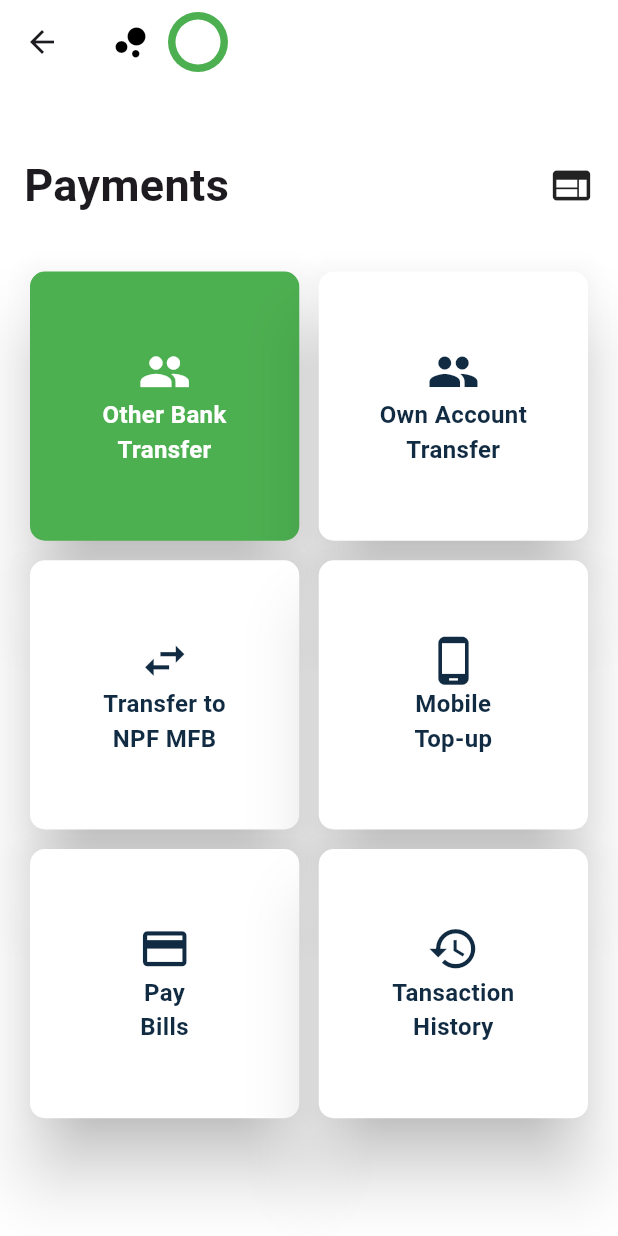
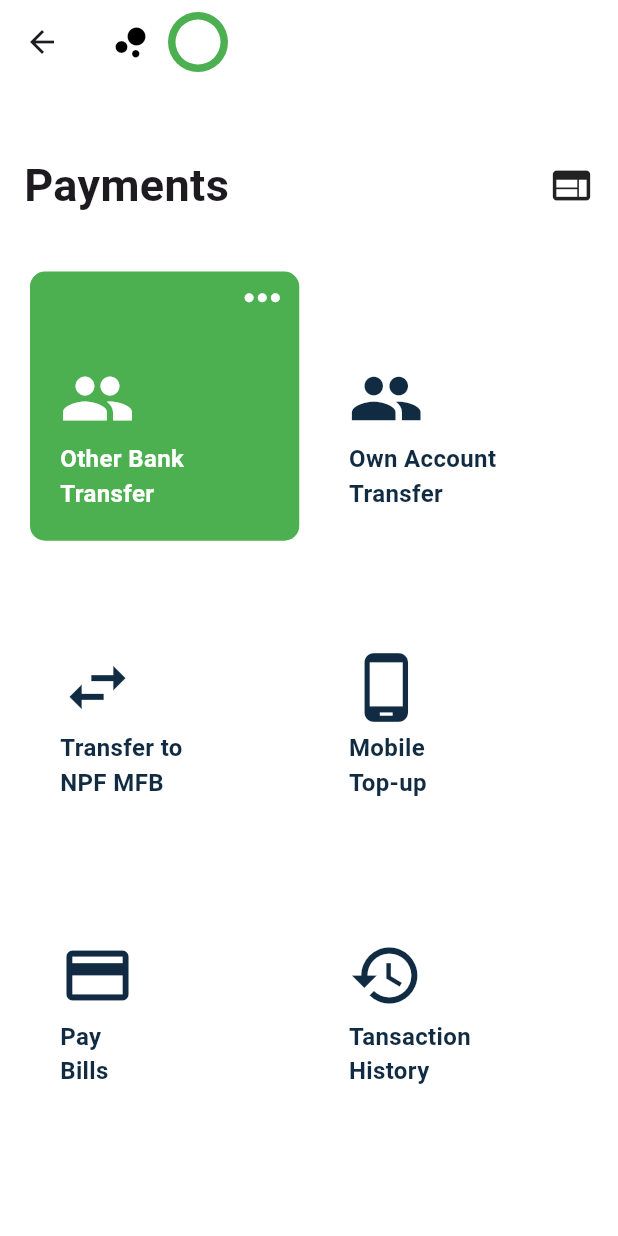
Before and after one commit to eoeefosa/banking-app, a Flutter app: the screen it shows after launch, after a tap on an icon or button, on a phone screen of 412 x 824 dp. Run offline on Flutter 3.47's test engine with Material 2 defaults, Android fonts, the phone set to English and light mode, and no system bars; our stand-ins replace fl_chart, gap, shared_preferences; missing offline and left inert: currency_formatter.

Commit message:
added contact sreen and update UI

```diff
--- a/lib/repo/repository.dart
+++ b/lib/repo/repository.dart
@@ -12,6 +12,34 @@ class Repository {
   static Color cardColor(BuildContext context) {
     final vm = context.watch<ViewModel>();
     return vm.isDark == true ? Styles.greenColor : Styles.blueColor;
+  }
+
+  static Color fundColor(BuildContext context) {
+    final vm = context.watch<ViewModel>();
+    return vm.isDark == true
+        ? Styles.fundTransferCardColorD
+        : Styles.fundTransferCardColor1;
+  }
+
+  static Color puchaseColor(BuildContext context) {
+    final vm = context.watch<ViewModel>();
+    return vm.isDark == true
+        ? Styles.purchaseCardColorD
+        : Styles.purchaseCardColor1;
+  }
+
+  static Color transactionColor(BuildContext context) {
+    final vm = context.watch<ViewModel>();
+    return vm.isDark == true
+        ? Styles.transactionCardColorD
+        : Styles.transactionCardColor1;
+  }
+
+  static Color contactColor(BuildContext context) {
+    final vm = context.watch<ViewModel>();
+    return vm.isDark == true
+        ? Styles.contactCardColorD
+        : Styles.contactCardColor1;
   }
 
   static Color cardColor3A(BuildContext context) {
@@ -38,7 +66,7 @@ class Repository {
 
   static Color sliderColor1A(BuildContext context) {
     final vm = context.watch<ViewModel>();
-    return vm.isDark == true ? Styles.cyanbluesl : Styles.cyanbluesl;
+    return vm.isDark == true ? Styles.accentColor : Styles.cyanbluesl;
   }
 
   static Color cardColor2B(BuildContext context) {
--- a/lib/utils/smallcards.dart
+++ b/lib/utils/smallcards.dart
@@ -17,32 +17,70 @@ class SmallCards extends StatelessWidget {
   @override
   Widget build(BuildContext context) {
     return Card(
-      elevation: 20,
+      elevation: 0,
       shadowColor: Colors.black,
+      // surfaceTintColor: Colors.greenAccent,
+      surfaceTintColor: const Color(0xFF030C10),
       color: cardcolor,
       shape: RoundedRectangleBorder(borderRadius: BorderRadius.circular(10.0)),
-      child: SizedBox(
-        height: 5,
-        width: 5,
-        child: Column(
-            mainAxisAlignment: MainAxisAlignment.center,
-            crossAxisAlignment: CrossAxisAlignment.center,
+      child: Stack(
         children: [
-              Icon(
+          const Align(
+            alignment: Alignment(0.9, -1.0),
+            child: Icon(
+              Icons.more_horiz,
+              size: 35,
+              fill: 1.0,
+              color: Colors.white,
+            ),
+          ),
+          Positioned(
+            bottom: 70,
+            left: 20,
+            child: Icon(
               icon,
-                size: 35,
+              size: 50,
               color: color,
+              fill: 0.5,
             ),
-              Text(
+          ),
+          Positioned(
+            // alignment: const Alignment(-0.8, 0.8),
+            bottom: 20,
+            left: 20.0,
+            child: Text(
               text,
               style: TextStyle(
                 fontWeight: FontWeight.bold,
                 fontSize: 16,
                 color: color,
               ),
-                textAlign: TextAlign.center,
             ),
-            ]),
+          ),
+          // Align(
+          //   alignment: Alignment(0.8, 0.0),
+          //   child: Icon
+          // )
+        ],
+        // Column(
+        //     mainAxisAlignment: MainAxisAlignment.center,
+        //     crossAxisAlignment: CrossAxisAlignment.center,
+        //     children: [
+        //       Icon(
+        //         icon,
+        //         size: 35,
+        //         color: color,
+        //       ),
+        //       Text(
+        //         text,
+        //         style: TextStyle(
+        //           fontWeight: FontWeight.bold,
+        //           fontSize: 16,
+        //           color: color,
+        //         ),
+        //         textAlign: TextAlign.center,
+        //       ),
+        //     ]
       ),
     );
   }
--- a/lib/utils/styles.dart
+++ b/lib/utils/styles.dart
@@ -14,6 +14,21 @@ class Styles {
   static Color bluecardColor2 = const Color.fromRGBO(146, 72, 243, 1);
   static Color blueCardcolor = const Color.fromRGBO(21, 92, 206, 1);
   static Color purchasedataheadercolor = const Color.fromRGBO(53, 38, 133, 1);
+  static Color fundTransferCardColor1 = const Color.fromRGBO(42, 181, 127, 1);
+  static Color fundTransferCardColorD =
+      const Color.fromRGBO(24, 104, 73, 1).withOpacity(.5);
+
+  static Color purchaseCardColor1 = const Color.fromRGBO(7, 176, 232, 1);
+  static Color purchaseCardColorD =
+      const Color.fromRGBO(4, 117, 155, 1).withOpacity(0.3);
+
+  static Color transactionCardColor1 = const Color.fromRGBO(235, 189, 86, 1);
+  static Color transactionCardColorD =
+      const Color.fromRGBO(158, 127, 58, 1).withOpacity(0.5);
+
+  static Color contactCardColor1 = const Color.fromRGBO(83, 75, 185, 1);
+  static Color contactCardColorD =
+      const Color.fromRGBO(48, 43, 108, 1).withOpacity(.5);
 
   static Color greyColor = const Color(0xFFE6E8E8);
   static Color whiteColor = Colors.white;
--- a/lib/views/wallet.dart
+++ b/lib/views/wallet.dart
@@ -16,6 +16,8 @@ import 'package:flutter_banking_app/views/Transfer.dart';
 import 'package:flutter_banking_app/views/other_pages/purchase_data.dart';
 import 'package:gap/gap.dart';
 import 'package:flutter_staggered_grid_view/flutter_staggered_grid_view.dart';
+
+import 'other_pages/contact_us/contact_us.dart';
 
 class Wallet extends StatelessWidget {
   const Wallet({Key? key}) : super(key: key);
@@ -117,11 +119,11 @@ class Wallet extends StatelessWidget {
                           ),
                         );
                       },
-                      child: const SmallCards(
+                      child: SmallCards(
                           icon: Icons.swap_horiz,
                           color: Colors.white,
                           text: "Fund\nTransfer",
-                          cardcolor: Colors.green),
+                          cardcolor: Repository.fundColor(context)),
                     ),
                   ),
                   StaggeredGridTile.count(
@@ -137,30 +139,41 @@ class Wallet extends StatelessWidget {
                           ),
                         );
                       },
-                      child: const SmallCards(
+                      child: SmallCards(
                           icon: Icons.phone_android,
                           color: Colors.white,
                           text: "Purchase\nData",
-                          cardcolor: Colors.blue),
+                          cardcolor: Repository.puchaseColor(context)),
                     ),
                   ),
-                  const StaggeredGridTile.count(
+                  StaggeredGridTile.count(
                     crossAxisCellCount: 2,
                     mainAxisCellCount: 3,
                     child: SmallCards(
                         icon: Icons.history_sharp,
                         color: Colors.white,
                         text: "Transaction\nHistory",
-                        cardcolor: Colors.yellow),
+                        cardcolor: Repository.transactionColor(context)),
                   ),
-                  const StaggeredGridTile.count(
+                  StaggeredGridTile.count(
                     crossAxisCellCount: 2,
                     mainAxisCellCount: 2,
+                    child: InkWell(
+                      onTap: () {
+                        Navigator.push(
+                          context,
+                          MaterialPageRoute<void>(
+                            builder: (BuildContext context) =>
+                                const ContactUs(),
+                          ),
+                        );
+                      },
                       child: SmallCards(
                           icon: Icons.call,
                           color: Colors.white,
                           text: "Contact\nUs",
-                        cardcolor: Colors.purple),
+                          cardcolor: Repository.contactColor(context)),
+                    ),
                   ),
                 ],
               ),
@@ -186,7 +199,7 @@ class Wallet extends StatelessWidget {
     );
   }
 
-  Card topcard(size, BuildContext context) {
+  Container topcard(size, BuildContext context) {
     String naira = '\u20A6';
 
     CurrencyFormatterSettings nairaSettings = CurrencyFormatterSettings(
@@ -204,21 +217,25 @@ class Wallet extends StatelessWidget {
     String ledgerbalance =
         CurrencyFormatter.format(amountLedger, nairaSettings);
 
-    return Card(
-      elevation: 2.0,
-      shape: RoundedRectangleBorder(borderRadius: BorderRadius.circular(15.0)),
-      child: Container(
+    return Container(
       width: size.width * 0.92,
       padding: const EdgeInsets.all(5.0),
       decoration: BoxDecoration(
         borderRadius: BorderRadius.circular(15.0),
+        // boxShadow: const <BoxShadow>[
+        //   BoxShadow(
+        //       color: Colors.black54,
+        //       blurRadius: 15.0,
+        //       offset: Offset(0.0, 0.95))
+        // ],
         // color: Repository.cardColor2A(context),
         gradient: LinearGradient(
           colors: [
             Repository.cardColor2A(context),
+            // Repository.cardColor2A(context),
             Repository.cardColor2B(context),
           ],
-            begin: Alignment.centerLeft,
+          begin: Alignment.bottomLeft,
           end: Alignment.topRight,
         ),
       ),
@@ -276,9 +293,11 @@ class Wallet extends StatelessWidget {
                   child: Padding(
                     padding: EdgeInsets.symmetric(horizontal: 5, vertical: 3),
                     child: Text(
-                        "Savings +",
+                      " SAVINGS + ",
                       style: TextStyle(
-                            color: Colors.white, fontWeight: FontWeight.bold),
+                          color: Colors.white,
+                          fontWeight: FontWeight.normal,
+                          fontSize: 12),
                     ),
                   ),
                 ),
@@ -299,7 +318,6 @@ class Wallet extends StatelessWidget {
           ],
         ),
       ),
-      ),
     );
   }
 }
--- a/lib/widgets/bottom_nav.dart
+++ b/lib/widgets/bottom_nav.dart
@@ -22,8 +22,8 @@ class _BottomNavState extends State<BottomNav> {
     const Wallet(),
     const Transfer(),
     const Analytics(),
+    const Wallet(),
     const Profile(),
-    const Wallet(),
   ];
 
   void _onItemTapped(int index) {
```
Also changed, not shown: lib/views/other_pages/contact_us/contact_us.dart (added, +88 -0 lines). Lines whose indentation alone changed are shown as unchanged.
